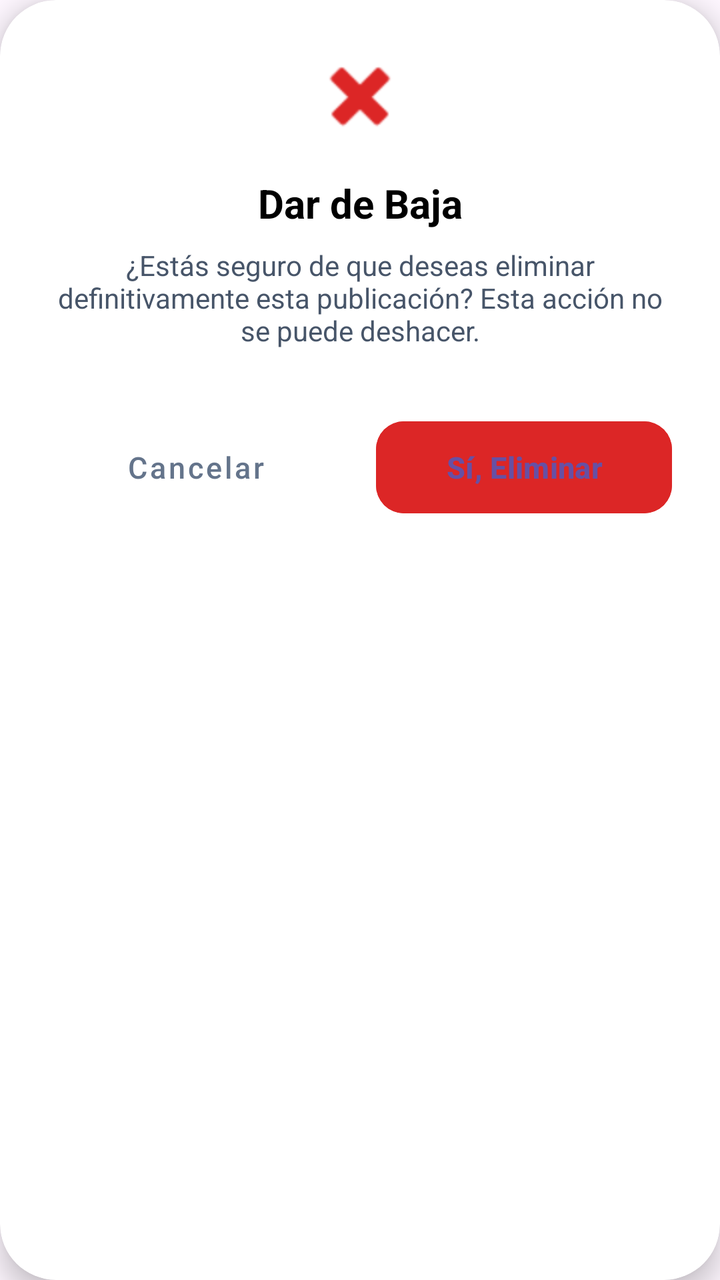
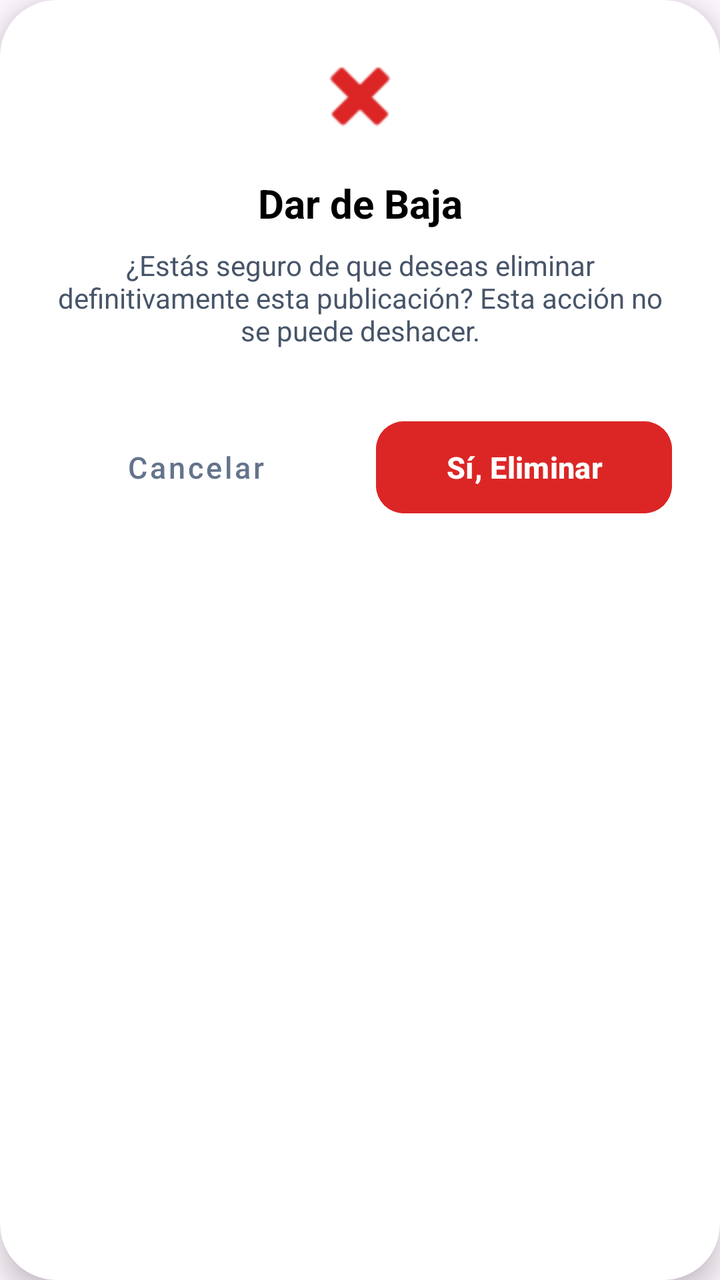

Two renders of the same Android screen: before a commit and after it. Below are the layout's source before the change and the commit's diff.
<!-- AndroidManifest.xml: application theme Theme.UniformeCircular -->
<!-- res/layout/dialog_admin_delete.xml -->
<?xml version="1.0" encoding="utf-8"?>
<androidx.cardview.widget.CardView xmlns:android="http://schemas.android.com/apk/res/android"
    xmlns:app="http://schemas.android.com/apk/res-auto"
    android:layout_width="match_parent"
    android:layout_height="wrap_content"
    android:layout_margin="24dp"
    app:cardCornerRadius="28dp"
    app:cardElevation="8dp">

    <LinearLayout
        android:layout_width="match_parent"
        android:layout_height="wrap_content"
        android:orientation="vertical"
        android:padding="24dp">

        <ImageView
            android:layout_width="48dp"
            android:layout_height="48dp"
            android:layout_gravity="center"
            android:layout_marginBottom="16dp"
            android:src="@android:drawable/ic_delete"
            app:tint="#DC2626"
            android:contentDescription="@string/content_desc_delete_icon" />

        <TextView
            android:layout_width="match_parent"
            android:layout_height="wrap_content"
            android:text="@string/dialog_admin_delete_title"
            android:textAlignment="center"
            android:textColor="@color/black"
            android:textSize="20sp"
            android:textStyle="bold" />

        <TextView
            android:layout_width="match_parent"
            android:layout_height="wrap_content"
            android:layout_marginTop="8dp"
            android:text="@string/dialog_admin_delete_desc"
            android:textAlignment="center"
            android:textColor="@color/slate_600"
            android:textSize="14sp" />

        <LinearLayout
            style="?android:attr/buttonBarStyle"
            android:layout_width="match_parent"
            android:layout_height="wrap_content"
            android:layout_marginTop="32dp"
            android:orientation="horizontal">

            <Button
                android:id="@+id/btnCancel"
                style="@style/Widget.MaterialComponents.Button.TextButton"
                android:layout_width="0dp"
                android:layout_height="54dp"
                android:layout_weight="1"
                android:layout_marginEnd="8dp"
                android:text="@string/btn_cancel"
                android:textColor="@color/slate_500"
                android:textAllCaps="false"
                android:textSize="15sp"
                app:cornerRadius="14dp" />

            <Button
                android:id="@+id/btnConfirm"
                style="?android:attr/buttonBarButtonStyle"
                android:layout_width="0dp"
                android:layout_height="54dp"
                android:layout_weight="1"
                android:layout_marginStart="8dp"
                android:backgroundTint="#DC2626"
                android:text="@string/dialog_admin_delete_confirm"
                android:textAllCaps="false"
                android:textSize="15sp"
                android:textStyle="bold"
                app:cornerRadius="14dp" />
        </LinearLayout>

    </LinearLayout>
</androidx.cardview.widget.CardView>
<!-- resources referenced by this layout -->
<resources>
  <color name="black">#FF000000</color>
  <color name="slate_500">#64748B</color>
  <color name="slate_600">#475569</color>
  <string name="btn_cancel">Cancelar</string>
  <string name="content_desc_delete_icon">Icono de eliminar</string>
  <string name="dialog_admin_delete_confirm">Sí, Eliminar</string>
  <string name="dialog_admin_delete_desc">¿Estás seguro de que deseas eliminar definitivamente esta publicación? Esta acción no se puede deshacer.</string>
  <string name="dialog_admin_delete_title">Dar de Baja</string>
  <style name="Theme.UniformeCircular" parent="Base.Theme.UniformeCircular">
          <item name="windowActionBar">false</item>
          <item name="windowNoTitle">true</item>
          <item name="android:windowActivityTransitions">true</item>
          <item name="android:windowContentTransitions">true</item>
  
          
          <item name="android:windowDrawsSystemBarBackgrounds">true</item>
          <item name="android:statusBarColor">@android:color/transparent</item>
          <item name="android:navigationBarColor">@android:color/transparent</item>
          <item name="android:windowTranslucentStatus">false</item>
          <item name="android:windowTranslucentNavigation">false</item>
  
          
          <item name="android:textColorHint">@color/hint_color</item>
      </style>
  <style name="Base.Theme.UniformeCircular" parent="Theme.Material3.Light.NoActionBar">
  
      </style>
  <color name="hint_color">#616161</color>
</resources>

<!-- the commit's change to res/layout/dialog_admin_delete.xml (unified diff, before → after) -->
@@ -68,6 +68,7 @@
                 android:layout_weight="1"
                 android:layout_marginStart="8dp"
                 android:backgroundTint="#DC2626"
+                android:textColor="@color/white"
                 android:text="@string/dialog_admin_delete_confirm"
                 android:textAllCaps="false"
                 android:textSize="15sp"
<!-- resource entries referenced after the edit -->
@@ -3,6 +3,7 @@
   <color name="black">#FF000000</color>
   <color name="slate_500">#64748B</color>
   <color name="slate_600">#475569</color>
+  <color name="white">#FFFFFFFF</color>
   <string name="btn_cancel">Cancelar</string>
   <string name="content_desc_delete_icon">Icono de eliminar</string>
   <string name="dialog_admin_delete_confirm">Sí, Eliminar</string>
